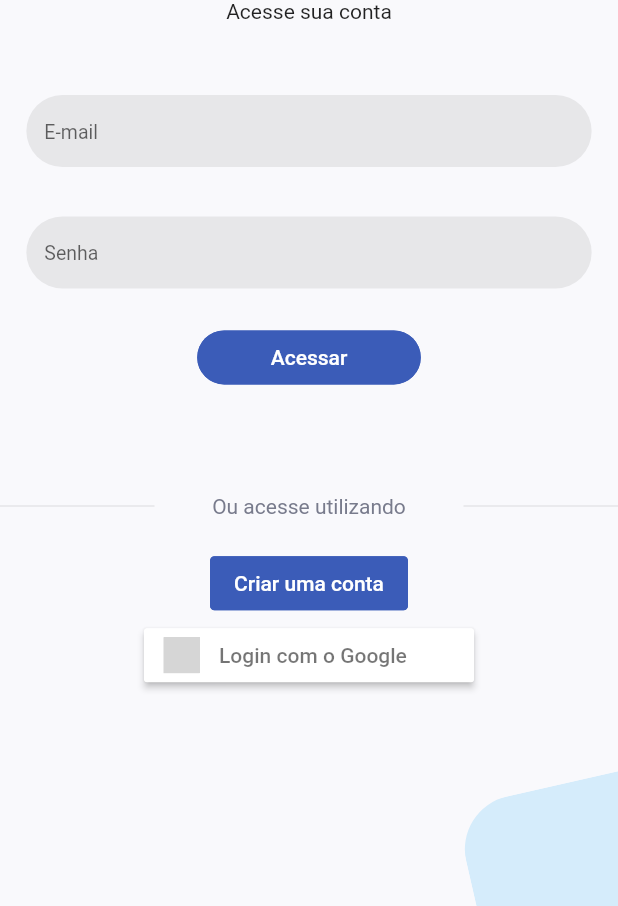
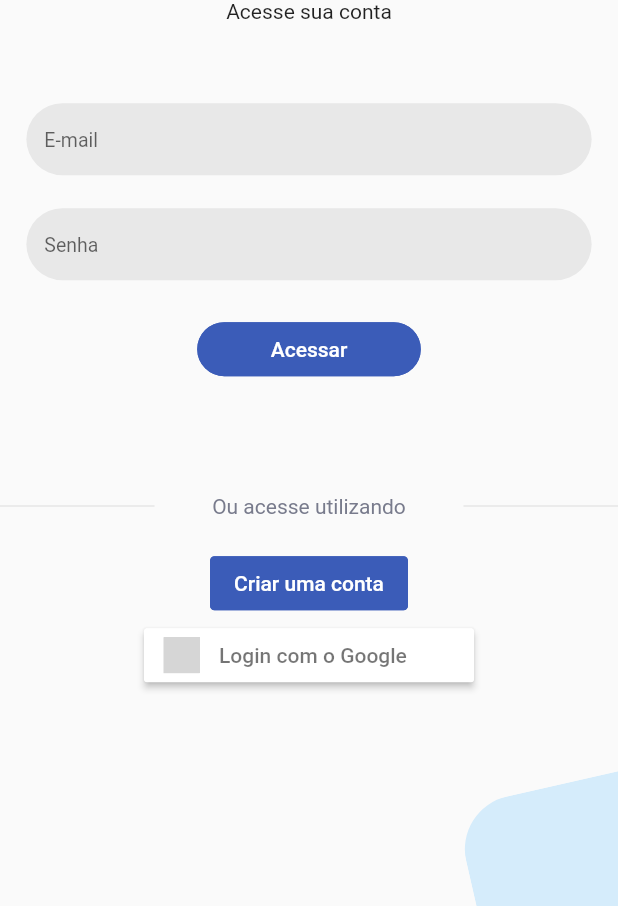
Before and after one commit to Mardem/flutter_vibbra, a Flutter app: the screen it shows after launch, on a phone screen of 412 x 824 dp, the part 330-1236 px from its top. Run offline on Flutter 3.47's test engine with Material 2 defaults, Android fonts, the phone set to English and light mode, and no system bars; our stand-ins replace dio, firebase_auth, firebase_core, flutter_screenutil, flutter_signin_button, flutter_svg and 3 more; missing offline and left inert: mockito; accounts and stored records are empty; statements that could not run were skipped; grey boxes are pictures that could not be loaded.

Commit message:
fix: Correção do scroll

```diff
--- a/lib/modules/auth/src/presentation/login/login.page.dart
+++ b/lib/modules/auth/src/presentation/login/login.page.dart
@@ -1,6 +1,6 @@
 import 'package:flutter/material.dart';
 import 'package:flutter_screenutil/flutter_screenutil.dart';
-import 'package:flutter_svg/flutter_svg.dart';
+import 'package:flutter_svg/svg.dart';
 import 'package:vibbra_notifications/design_system/utils/snackbar.util.dart';
 import 'package:vibbra_notifications/modules/auth/src/presentation/login/login.widgets.dart';
 
@@ -48,12 +48,12 @@ class _LoginPageState extends State<LoginPage> with LoginWidgets {
   Widget build(BuildContext context) {
     return SafeArea(
       child: Scaffold(
-        body: Container(
-          height: double.infinity,
-          color: const Color.fromRGBO(249, 249, 252, 1.0),
+        body: SingleChildScrollView(
           child: Stack(
             children: [
+              Container(height: ScreenUtil().screenHeight),
               const ShapeTopStack(),
+              const ShapeBottomStack(),
               Positioned(
                 width: ScreenUtil().screenWidth,
                 height: ScreenUtil().screenHeight,
@@ -78,7 +78,6 @@ class _LoginPageState extends State<LoginPage> with LoginWidgets {
                   ],
                 ),
               ),
-              const ShapeBottomStack(),
             ],
           ),
         ),
--- a/lib/modules/auth/src/presentation/login/login.widgets.dart
+++ b/lib/modules/auth/src/presentation/login/login.widgets.dart
@@ -29,7 +29,7 @@ class LoginWidgets {
                 );
               },
             ),
-            SizedBox(height: 30.w),
+            SizedBox(height: 20.w),
             StreamBuilder<String>(
               stream: vm.password,
               builder: (context, snapshot) {
```
